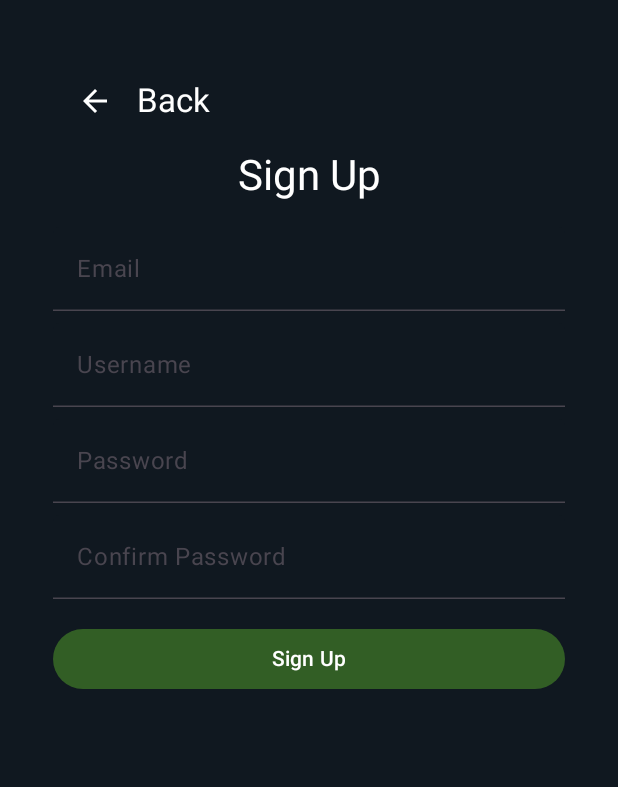
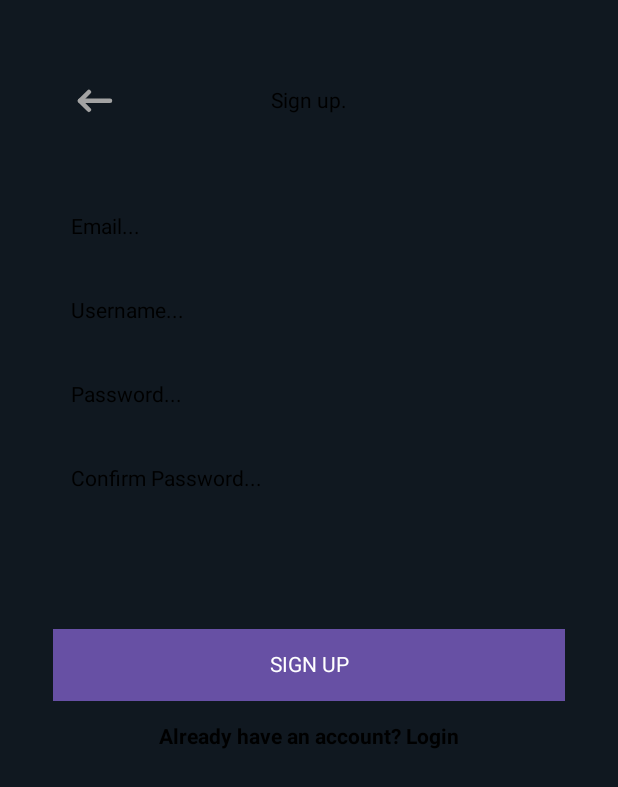
Before and after one commit to MachkrXXIV/HogSpot, an Android app built with Jetpack Compose: the SignUpScreen screen opened through its navigation route, on a phone screen of 412 x 824 dp. Shown: the top 787 px of the screen. Run offline under Robolectric (Android 15) with nearby library versions, the phone set to English and light mode, and no system bars.

Commit message:
formatting login activities using custom composables

```diff
--- a/app/src/main/java/com/team/hogspot/LoginActivity/LandingScreenActivity.kt
+++ b/app/src/main/java/com/team/hogspot/LoginActivity/LandingScreenActivity.kt
@@ -68,19 +68,27 @@ fun LandingScreen(navController: NavController) {
     Box(
         modifier = Modifier
             .fillMaxSize()
-            .background(Color(0xFF101820)) // Dark background color
+            .background(AppTheme.colorScheme.background) // Dark background color
+            .padding(horizontal = 32.dp),
+        contentAlignment = Alignment.Center
     ) {
         Column(
             modifier = Modifier
-                .fillMaxSize()
-                .padding(32.dp),
+                .fillMaxSize(),
+            horizontalAlignment = Alignment.CenterHorizontally,
+            verticalArrangement = Arrangement.SpaceBetween
+        ) {
+            H1(
+                text=""
+            )
+            Column (
                 horizontalAlignment = Alignment.CenterHorizontally,
                 verticalArrangement = Arrangement.Center
             ) {
                 Image(
                     painter = painterResource(id = R.drawable.app_logo),
                     contentDescription = "Icon",
-                modifier = Modifier.size(120.dp)
+                    modifier = Modifier.size(150.dp)
                 )
                 Spacer(modifier = Modifier.height(16.dp))
                 H1(
@@ -91,18 +99,26 @@ fun LandingScreen(navController: NavController) {
                     text = "UARK geogussr.",
                     color = AppTheme.colorScheme.textSecondary
                 )
-            Spacer(modifier = Modifier.height(200.dp))
+            }
+
+
+            Column (
+                horizontalAlignment = Alignment.CenterHorizontally,
+                verticalArrangement = Arrangement.Bottom,
+                modifier = Modifier.padding(bottom = 32.dp)
+            ) {
                 PrimaryButton(
                     onClick={navController.navigate(Screen.SignupScreen.route)},
                     text="get started!",
-                modifier=Modifier
+                    shape = AppTheme.shape.container
                 )
                 Spacer(modifier = Modifier.height(16.dp))
                 SecondaryButton(
                     onClick={navController.navigate(Screen.LoginScreen.route)},
                     text="log in",
-                modifier=Modifier
+                    shape = AppTheme.shape.container
                 )
             }
         }
     }
+}
--- a/app/src/main/java/com/team/hogspot/LoginActivity/SignUpActivity.kt
+++ b/app/src/main/java/com/team/hogspot/LoginActivity/SignUpActivity.kt
@@ -5,6 +5,8 @@ import androidx.activity.ComponentActivity
 import androidx.activity.compose.setContent
 import androidx.activity.enableEdgeToEdge
 import androidx.activity.viewModels
+import androidx.compose.foundation.background
+import androidx.compose.foundation.clickable
 import androidx.compose.foundation.layout.Arrangement
 import androidx.compose.foundation.layout.Column
 import androidx.compose.material3.MaterialTheme
@@ -21,7 +23,9 @@ import androidx.compose.material3.ExposedDropdownMenuDefaults.textFieldColors
 import androidx.compose.ui.Alignment
 import androidx.compose.ui.Modifier
 import androidx.compose.ui.graphics.Color
+import androidx.compose.ui.text.font.FontWeight
 import androidx.compose.ui.text.input.PasswordVisualTransformation
+import androidx.compose.ui.text.style.TextDecoration
 import androidx.compose.ui.tooling.preview.Preview
 import androidx.compose.ui.unit.dp
 import androidx.navigation.NavController
@@ -29,6 +33,12 @@ import com.team.hogspot.App
 import com.team.hogspot.Navigation.Screen
 import com.team.hogspot.UserViewModel
 import com.team.hogspot.UserViewModelFactory
+import com.team.hogspot.composables.Header
+import com.team.hogspot.composables.Input
+import com.team.hogspot.composables.InputSize
+import com.team.hogspot.composables.P
+import com.team.hogspot.composables.PrimaryButton
+import com.team.hogspot.ui.theme.AppTheme
 
 class SignUpActivity : ComponentActivity() {
     private val userViewModel: UserViewModel by viewModels {
@@ -40,14 +50,15 @@ class SignUpActivity : ComponentActivity() {
         enableEdgeToEdge()
 
         setContent{
-            MyLoginApplicationTheme {
+            AppTheme {
                 SignUpForm(
                     onBackClick = { },
                     onSignUp = { email, username ->
                         val id = insertIntoDB(email, username)
                         id.toString()
                     },
-                    onNavigate = {  }
+                    onNavigate = {  },
+                    onNavigateToLogin = {  }
                 )
             }
         }
@@ -59,8 +70,16 @@ class SignUpActivity : ComponentActivity() {
 @Preview(showBackground = true)
 @Composable
 fun SignUpFormPreview() {
-    MyLoginApplicationTheme {
-        // SignUpForm()
+    AppTheme {
+         SignUpForm(
+            onBackClick = { },
+            onSignUp = { email, username ->
+                val id = insertIntoDB(email, username)
+                id.toString()
+            },
+            onNavigate = {  },
+            onNavigateToLogin = {  }
+         )
     }
 }
 
@@ -74,7 +93,8 @@ fun SignUpScreen(navController: NavController) {
         },
         onNavigate = { id ->
             navController.navigate(Screen.ExploreScreen.withArgs(id))
-        }
+        },
+        onNavigateToLogin = { navController.navigate(Screen.LoginScreen.route) }
     )
 }
 
@@ -90,7 +110,8 @@ fun insertIntoDB(email: String, username: String): String {
 fun SignUpForm(
     onBackClick: () -> Unit = {},
     onSignUp: (String, String) -> String,
-    onNavigate: (String) -> Unit
+    onNavigate: (String) -> Unit,
+    onNavigateToLogin: () -> Unit
 ) {
     var email by remember { mutableStateOf("") }
     var username by remember { mutableStateOf("") }
@@ -100,95 +121,77 @@ fun SignUpForm(
     Column(
         verticalArrangement = Arrangement.Top,
         horizontalAlignment = Alignment.CenterHorizontally,
-        modifier = Modifier.fillMaxSize().padding(35.dp)
+        modifier = Modifier
+            .fillMaxSize()
+            .background(AppTheme.colorScheme.background)
+            .padding(35.dp)
     ) {
-        TopAppBar(
-            title = { Text("Back", color = Color.White) },
-            navigationIcon = {
-                IconButton(onClick = { onBackClick() }) {
-                    Icon(imageVector = Icons.AutoMirrored.Filled.ArrowBack, contentDescription = "Back", tint = Color.White)
-                }
-            },
-            colors = TopAppBarDefaults.topAppBarColors(containerColor = Color(0xFF101820))
+        Header(
+            pageTitle = "Sign up.",
+            showBackButton = true,
+            showUserProfile = false,
+            onBackClick = onBackClick,
         )
-        Text(text = "Sign Up", style = MaterialTheme.typography.headlineMedium, color = Color.White)
-        Spacer(modifier = Modifier.height(16.dp))
-        TextField(
-            value = email,
-            onValueChange = { email = it },
-            label = { Text("Email") },
-            modifier = Modifier.fillMaxWidth(),
-            colors =
-            textFieldColors(
-                unfocusedContainerColor= Color(0xFF101820),
-                focusedContainerColor = Color(0xFF1C2A3A),
-                focusedTextColor = Color.White,
-                focusedLabelColor = Color.White,
-                cursorColor = Color.White,
-                focusedIndicatorColor = Color.White
-            )
+
+        Spacer(modifier = Modifier.height(32.dp))
+        Input(
+            type = "email",
+            placeholder = "Email...",
+            shape = AppTheme.shape.containerRoundedTop,
+            iconId = -1,
+            size = InputSize.XS
         )
-        Spacer(modifier = Modifier.height(8.dp))
-        TextField(
-            value = username,
-            onValueChange = { username = it },
-            label = { Text("Username") },
-            modifier = Modifier.fillMaxWidth(),
-            colors =
-            textFieldColors(
-                unfocusedContainerColor= Color(0xFF101820),
-                focusedContainerColor = Color(0xFF1C2A3A),
-                focusedTextColor = Color.White,
-                focusedLabelColor = Color.White,
-                cursorColor = Color.White,
-                focusedIndicatorColor = Color.White
-            )
+        Input(
+            type = "username",
+            placeholder = "Username...",
+            shape = AppTheme.shape.containerRoundedNone,
+            iconId = -1,
+            size = InputSize.XS
         )
-        Spacer(modifier = Modifier.height(8.dp))
-        TextField(
-            value = password,
-            onValueChange = { password = it },
-            label = { Text("Password") },
-            visualTransformation = PasswordVisualTransformation(),
-            modifier = Modifier.fillMaxWidth(),
-            colors =
-            textFieldColors(
-                unfocusedContainerColor= Color(0xFF101820),
-                focusedContainerColor = Color(0xFF1C2A3A),
-                focusedTextColor = Color.White,
-                focusedLabelColor = Color.White,
-                cursorColor = Color.White,
-                focusedIndicatorColor = Color.White
-            )
+        Input(
+            type = "password",
+            placeholder = "Password...",
+            shape = AppTheme.shape.containerRoundedNone,
+            iconId = -1,
+            size = InputSize.XS
         )
-        Spacer(modifier = Modifier.height(8.dp))
-        TextField(
-            value = confirmPassword,
-            onValueChange = { confirmPassword = it },
-            label = { Text("Confirm Password") },
-            visualTransformation = PasswordVisualTransformation(),
-            modifier = Modifier.fillMaxWidth(),
-            colors =
-            textFieldColors(
-                unfocusedContainerColor= Color(0xFF101820),
-                focusedContainerColor = Color(0xFF1C2A3A),
-                focusedTextColor = Color.White,
-                focusedLabelColor = Color.White,
-                cursorColor = Color.White,
-                focusedIndicatorColor = Color.White
-            )
+        Input(
+            type = "confirmPassword",
+            placeholder = "Confirm Password...",
+            shape = AppTheme.shape.containerRoundedBottom,
+            iconId = -1,
+            size = InputSize.XS
         )
-        Spacer(modifier = Modifier.height(16.dp))
-        Button(
+        Spacer(modifier = Modifier.height(64.dp))
+        PrimaryButton(
+            text = "SIGN UP",
             onClick = {
                 val id: String = onSignUp(email, username)
                 if (id != "-1")
                     onNavigate(id)
-          },
-            colors = ButtonDefaults.buttonColors(containerColor = Color(0xFF325E25)),
+            },
+            shape = AppTheme.shape.container,
+            isActive = false,
+        )
+
+        Spacer(modifier = Modifier.height(16.dp))
+
+        Row (
+            verticalAlignment = Alignment.CenterVertically,
+            horizontalArrangement = Arrangement.Center,
             modifier = Modifier.fillMaxWidth()
         ) {
-            Text("Sign Up")
+            Box(
+                modifier = Modifier.clickable { onNavigateToLogin() },
+                contentAlignment = Alignment.Center
+            ) {
+                P(
+                    text = "Already have an account? Login",
+                    color = AppTheme.colorScheme.textSecondary,
+                    fontWeight = FontWeight.Bold,
+                )
+            }
+
         }
     }
 }
--- a/app/src/main/java/com/team/hogspot/composables/Buttons.kt
+++ b/app/src/main/java/com/team/hogspot/composables/Buttons.kt
@@ -6,6 +6,7 @@ import androidx.compose.foundation.BorderStroke
 import androidx.compose.foundation.layout.Arrangement
 import androidx.compose.foundation.layout.Column
 import androidx.compose.foundation.layout.Row
+import androidx.compose.foundation.layout.Spacer
 import androidx.compose.foundation.layout.fillMaxWidth
 import androidx.compose.foundation.layout.height
 import androidx.compose.foundation.layout.padding
@@ -35,15 +36,27 @@ fun PrimaryButton(
     text: String,
     iconId: Int? = null,
     shape: Shape = AppTheme.shape.button,
+    isActive: Boolean = true,
     modifier: Modifier = Modifier
 ) {
+    val buttonColor = if (isActive) {
+        AppTheme.colorScheme.primary
+    } else {
+        AppTheme.colorScheme.textTertiary
+    }
+
+    val textColor = if (isActive) {
+        AppTheme.colorScheme.background
+    } else {
+        AppTheme.colorScheme.backgroundSecondary
+    }
     Button(
         onClick = onClick,
         modifier = modifier
             .fillMaxWidth()
             .height(48.dp),
         colors = ButtonDefaults.buttonColors(
-            containerColor = AppTheme.colorScheme.primary // Button background color
+            containerColor = buttonColor // Button background color
         ),
         shape = shape
     ) {
@@ -65,7 +78,7 @@ fun PrimaryButton(
 
             Text(
                 text = text,
-                color = AppTheme.colorScheme.background,
+                color = textColor,
                 style = AppTheme.typography.labelNormal
             )
         }
@@ -79,8 +92,23 @@ fun SecondaryButton(
     text: String,
     iconId: Int? = null,
     shape: Shape = AppTheme.shape.button,
+    textColor: Color = AppTheme.colorScheme.primary,
+    iconColor: Color? = null,
+    horizontalArrangement: Arrangement.Horizontal = Arrangement.Center,
     modifier: Modifier = Modifier
 ) {
+    val iconTint = if (iconColor == null ) {
+        Color.Unspecified
+    } else {
+        iconColor
+    }
+
+    val spacerDp = if (horizontalArrangement == Arrangement.Center) {
+        12.dp
+    } else {
+        78.dp
+    }
+
     OutlinedButton(
         onClick = onClick,
         shape = shape,
@@ -94,7 +122,8 @@ fun SecondaryButton(
     ) {
         Row (
             verticalAlignment = Alignment.CenterVertically,
-            horizontalArrangement = Arrangement.spacedBy(12.dp)
+            horizontalArrangement = horizontalArrangement,
+            modifier = Modifier.fillMaxWidth()
 
         ) {
             if (iconId != null) {
@@ -104,13 +133,15 @@ fun SecondaryButton(
                     modifier = Modifier
                         .width(20.dp)
                         .height(20.dp),
-                    tint = AppTheme.colorScheme.primary
+                    tint = iconColor ?: Color.Unspecified
                 )
             }
 
+            Spacer(modifier = Modifier.width(spacerDp))
+
             Text(
                 text = text,
-                color = AppTheme.colorScheme.primary,
+                color = textColor,
                 style = AppTheme.typography.labelNormal
             )
         }
@@ -153,7 +184,8 @@ private fun PreviewButtons() {
                 iconId = R.drawable.plus_icon,
                 modifier = Modifier
                     .height(64.dp),
-                shape = AppTheme.shape.container
+                shape = AppTheme.shape.container,
+                iconColor = AppTheme.colorScheme.primary
             )
 
             SecondaryButton(
@@ -162,7 +194,8 @@ private fun PreviewButtons() {
                 iconId = R.drawable.down_arrow_icon,
                 modifier = Modifier
                     .height(128.dp),
-                shape = AppTheme.shape.container
+                shape = AppTheme.shape.container,
+                iconColor = AppTheme.colorScheme.primary
             )
         }
     }
--- a/app/src/main/java/com/team/hogspot/composables/NavigationComps.kt
+++ b/app/src/main/java/com/team/hogspot/composables/NavigationComps.kt
@@ -40,7 +40,7 @@ fun Header (
     pageTitle: String,
     showBackButton: Boolean = false,
     showUserProfile: Boolean = true,
-    username: String,
+    username: String = "",
     onUserClick: () -> Unit = {},
     onBackClick: () -> Unit = {},
 ) {
--- a/app/src/main/java/com/team/hogspot/composables/Texts.kt
+++ b/app/src/main/java/com/team/hogspot/composables/Texts.kt
@@ -9,6 +9,7 @@ import androidx.compose.runtime.Composable
 import androidx.compose.ui.Alignment
 import androidx.compose.ui.Modifier
 import androidx.compose.ui.graphics.Color
+import androidx.compose.ui.text.font.FontWeight
 import androidx.compose.ui.text.style.TextAlign
 import androidx.compose.ui.tooling.preview.Preview
 import com.team.hogspot.ui.theme.AppTheme
@@ -63,14 +64,16 @@ fun P (
     text: String,
     color: Color = AppTheme.colorScheme.textPrimary,
     modifier: Modifier = Modifier,
-    textAlignment: TextAlign = TextAlign.Start
+    textAlignment: TextAlign = TextAlign.Start,
+    fontWeight: FontWeight = FontWeight.Normal
 ) {
     Text(
         text = text,
         color = color,
         style = AppTheme.typography.p,
         modifier = modifier,
-        textAlign = textAlignment
+        textAlign = textAlignment,
+        fontWeight = fontWeight,
     )
 }
 
--- a/app/src/main/java/com/team/hogspot/ui/theme/AppDesignSystem.kt
+++ b/app/src/main/java/com/team/hogspot/ui/theme/AppDesignSystem.kt
@@ -45,6 +45,7 @@ data class AppShape(
     val profileImage: Shape,
     val containerRoundedTop: Shape,
     val containerRoundedBottom: Shape,
+    val containerRoundedNone: Shape,
     val tag: Shape,
 ) {
 }
@@ -93,6 +94,7 @@ val LocalAppShape = staticCompositionLocalOf {
         profileImage = RectangleShape,
         containerRoundedTop = RectangleShape,
         containerRoundedBottom = RectangleShape,
+        containerRoundedNone = RectangleShape,
         tag = RectangleShape,
     )
 }
--- a/app/src/main/java/com/team/hogspot/ui/theme/AppTheme.kt
+++ b/app/src/main/java/com/team/hogspot/ui/theme/AppTheme.kt
@@ -107,6 +107,7 @@ private val shape = AppShape(
         bottomStart = 16.dp,
         bottomEnd = 16.dp
     ),
+    containerRoundedNone = RoundedCornerShape(0.dp),
     tag = RoundedCornerShape(12.dp),
 
 )
--- /dev/null
+++ b/app/src/main/res/drawable/app_logo.xml
@@ -0,0 +1,28 @@
+<?xml version="1.0" encoding="utf-8"?>
+<vector xmlns:android="http://schemas.android.com/apk/res/android"
+    android:width="126dp"
+    android:height="126dp"
+    android:viewportWidth="126"
+    android:viewportHeight="126">
+    <path
+        android:pathData="M102.731 44.9808C102.731 71.6346 62.75 102.731 62.75 102.731C62.75 102.731 22.7693 71.6346 22.7693 44.9808C22.7693 23.2046 40.9738 5 62.75 5C84.5262 5 102.731 23.2046 102.731 44.9808Z"
+        android:strokeColor="#F43F5E"
+        android:strokeWidth="10"
+        android:strokeLineCap="round"
+        android:strokeLineJoin="round"
+        />
+    <path
+        android:pathData="M62.75 58.3077C70.1103 58.3077 76.0769 52.341 76.0769 44.9808C76.0769 37.6205 70.1103 31.6538 62.75 31.6538C55.3897 31.6538 49.4231 37.6205 49.4231 44.9808C49.4231 52.341 55.3897 58.3077 62.75 58.3077Z"
+        android:strokeColor="#F43F5E"
+        android:strokeWidth="10"
+        android:strokeLineCap="round"
+        android:strokeLineJoin="round"
+        />
+    <path
+        android:pathData="M98.9752 89.4038H107.173L120.5 120.5H5L18.3269 89.4038H26.5248"
+        android:strokeColor="#F43F5E"
+        android:strokeWidth="10"
+        android:strokeLineCap="round"
+        android:strokeLineJoin="round"
+        />
+</vector>
```
Also changed, not shown: app/src/main/java/com/team/hogspot/LoginActivity/LoginActivity.kt (+70 -51 lines), app/src/main/res/drawable/google_icon.xml (added, +19 -0 lines), app/src/main/res/drawable/app_logo.png (deleted). Lines whose indentation alone changed are shown as unchanged.
